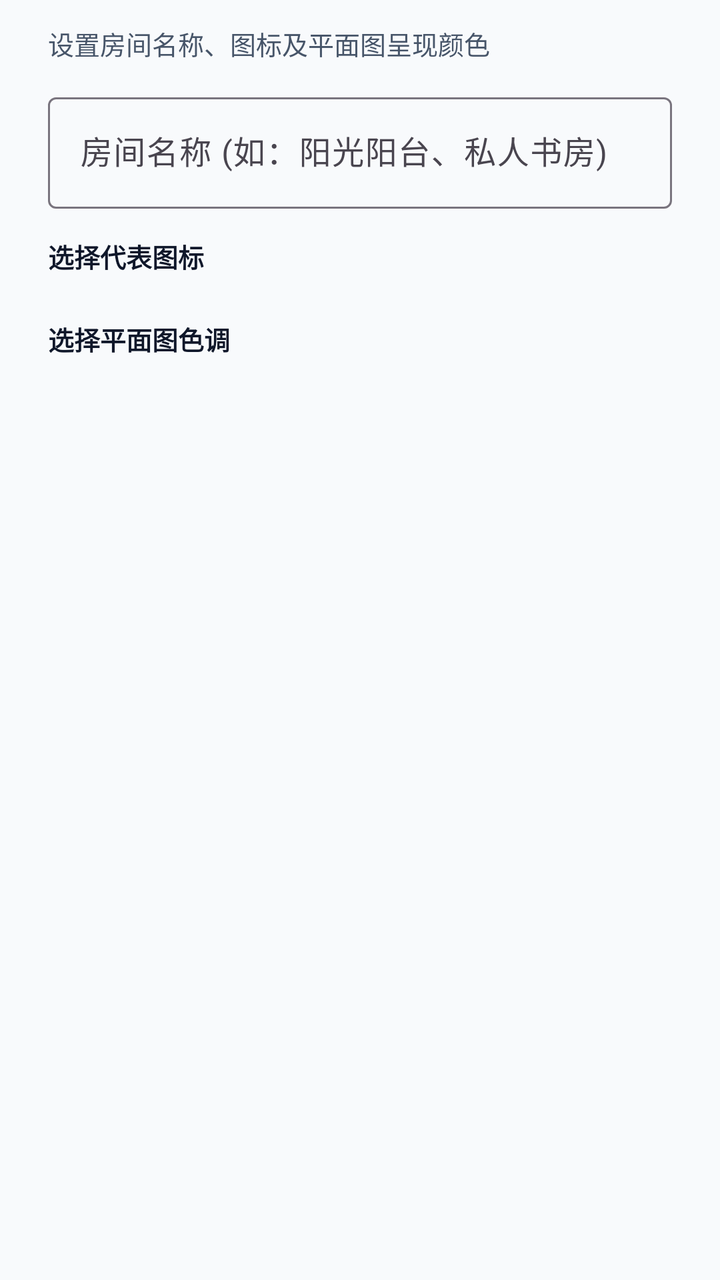
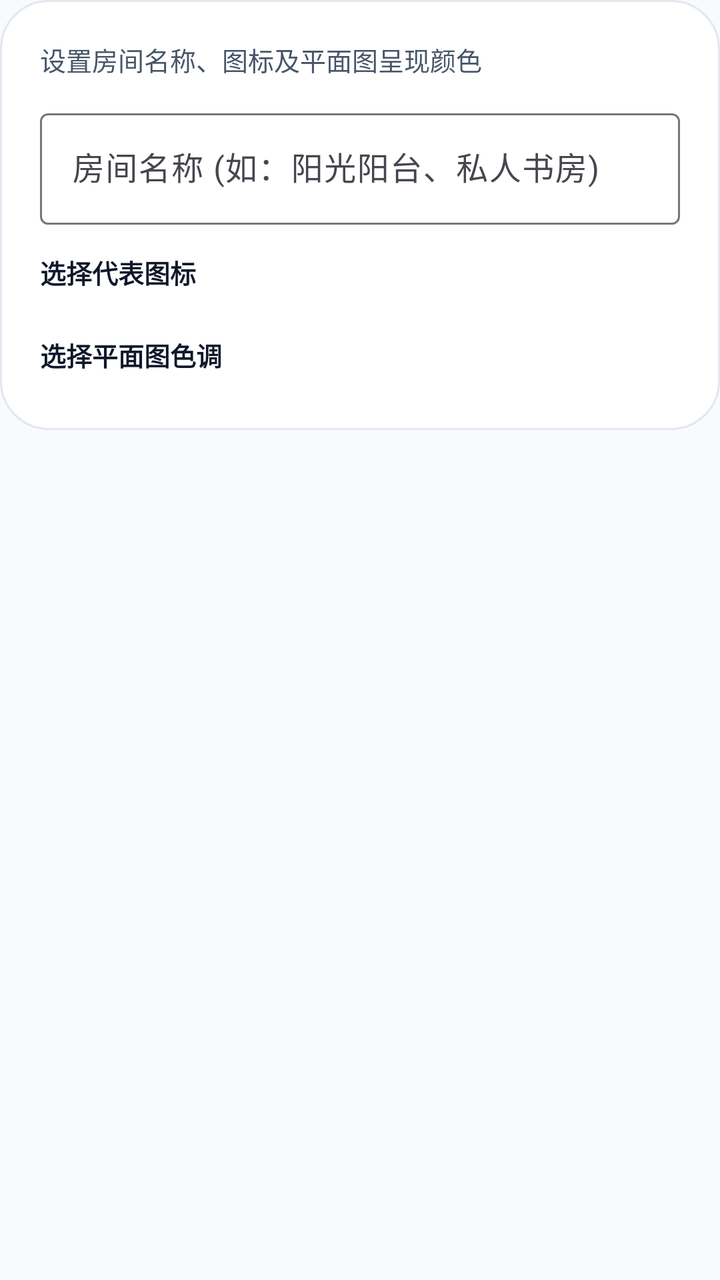

The first picture is an Android layout as it rendered before a commit; the second is the same layout after the commit. The layout source and the unified diff follow.
<!-- AndroidManifest.xml: application theme Theme.DiaperTracker -->
<!-- res/layout/dialog_input_room.xml -->
<?xml version="1.0" encoding="utf-8"?>
<ScrollView
    xmlns:android="http://schemas.android.com/apk/res/android"
    xmlns:app="http://schemas.android.com/apk/res-auto"
    android:layout_width="match_parent"
    android:layout_height="wrap_content">

    <LinearLayout
        android:layout_width="match_parent"
        android:layout_height="wrap_content"
        android:orientation="vertical"
        android:paddingHorizontal="24dp"
        android:paddingTop="12dp"
        android:paddingBottom="16dp">

        <TextView
            android:id="@+id/tv_room_dialog_desc"
            android:layout_width="wrap_content"
            android:layout_height="wrap_content"
            android:text="设置房间名称、图标及平面图呈现颜色"
            android:textSize="13sp"
            android:textColor="@color/text_secondary"
            android:layout_marginBottom="12dp" />

        
        <com.google.android.material.textfield.TextInputLayout
            style="@style/Widget.Material3.TextInputLayout.OutlinedBox"
            android:layout_width="match_parent"
            android:layout_height="wrap_content"
            android:hint="房间名称 (如：阳光阳台、私人书房)">

            <com.google.android.material.textfield.TextInputEditText
                android:id="@+id/input_room_name"
                android:layout_width="match_parent"
                android:layout_height="wrap_content"
                android:inputType="text"
                android:maxLines="1"
                android:maxLength="15" />
        </com.google.android.material.textfield.TextInputLayout>

        
        <TextView
            android:layout_width="wrap_content"
            android:layout_height="wrap_content"
            android:text="选择代表图标"
            android:textSize="13sp"
            android:textStyle="bold"
            android:textColor="@color/text_primary"
            android:layout_marginTop="14dp"
            android:layout_marginBottom="8dp" />

        <HorizontalScrollView
            android:layout_width="match_parent"
            android:layout_height="wrap_content"
            android:scrollbars="none">

            <LinearLayout
                android:id="@+id/room_icon_container"
                android:layout_width="wrap_content"
                android:layout_height="wrap_content"
                android:orientation="horizontal"
                android:gravity="center_vertical" />
        </HorizontalScrollView>

        
        <TextView
            android:layout_width="wrap_content"
            android:layout_height="wrap_content"
            android:text="选择平面图色调"
            android:textSize="13sp"
            android:textStyle="bold"
            android:textColor="@color/text_primary"
            android:layout_marginTop="14dp"
            android:layout_marginBottom="8dp" />

        <HorizontalScrollView
            android:layout_width="match_parent"
            android:layout_height="wrap_content"
            android:scrollbars="none">

            <LinearLayout
                android:id="@+id/room_color_container"
                android:layout_width="wrap_content"
                android:layout_height="wrap_content"
                android:orientation="horizontal"
                android:gravity="center_vertical" />
        </HorizontalScrollView>

    </LinearLayout>
</ScrollView>
<!-- resources referenced by this layout -->
<resources>
  <color name="text_primary">#0F172A</color>
  <color name="text_secondary">#475569</color>
  <style name="Theme.DiaperTracker" parent="Theme.Material3.DayNight.NoActionBar">
          <item name="colorPrimary">@color/primary</item>
          <item name="colorPrimaryDark">@color/primary_dark</item>
          <item name="colorSecondary">@color/accent</item>
          <item name="android:colorBackground">@color/background</item>
          <item name="android:statusBarColor">@color/primary_dark</item>
          <item name="android:windowLightStatusBar">false</item>
          <item name="android:navigationBarColor">@color/card</item>
          <item name="android:windowLightNavigationBar">true</item>
      </style>
  <color name="primary">#059669</color>
  <color name="primary_dark">#047857</color>
  <color name="accent">#F59E0B</color>
  <color name="background">#F8FAFC</color>
  <color name="card">#FFFFFF</color>
</resources>

<!-- the commit's change to res/layout/dialog_input_room.xml (unified diff, before → after) -->
@@ -9,9 +9,8 @@
         android:layout_width="match_parent"
         android:layout_height="wrap_content"
         android:orientation="vertical"
-        android:paddingHorizontal="24dp"
-        android:paddingTop="12dp"
-        android:paddingBottom="16dp">
+        android:background="@drawable/bg_dialog_card"
+        android:padding="20dp">
 
         <TextView
             android:id="@+id/tv_room_dialog_desc"
<!-- resource entries referenced after the edit -->
@@ -2,6 +2,16 @@
 <resources>
   <color name="text_primary">#0F172A</color>
   <color name="text_secondary">#475569</color>
+  <!-- drawable bg_dialog_card (drawable) -->
+  <?xml version="1.0" encoding="utf-8"?>
+  <shape xmlns:android="http://schemas.android.com/apk/res/android"
+      android:shape="rectangle">
+      <solid android:color="@color/card" />
+      <corners android:radius="24dp" />
+      <stroke
+          android:width="1dp"
+          android:color="@color/card_border" />
+  </shape>
   <style name="Theme.DiaperTracker" parent="Theme.Material3.DayNight.NoActionBar">
           <item name="colorPrimary">@color/primary</item>
           <item name="colorPrimaryDark">@color/primary_dark</item>
@@ -17,5 +27,6 @@
   <color name="accent">#F59E0B</color>
   <color name="background">#F8FAFC</color>
   <color name="card">#FFFFFF</color>
+  <color name="card_border">#E2E8F0</color>
 </resources>
 
